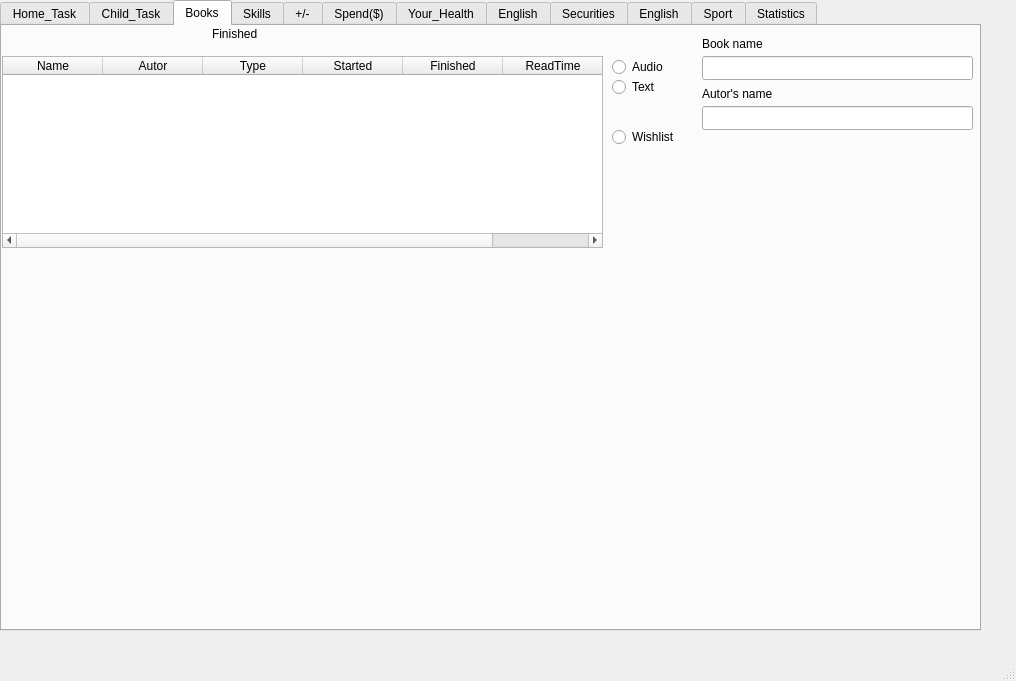
This is ToDoNotes/mainwindow.ui in andreyschelkovo/ToDoNotes as Qt 5 draws it before an edit. The edited form follows.
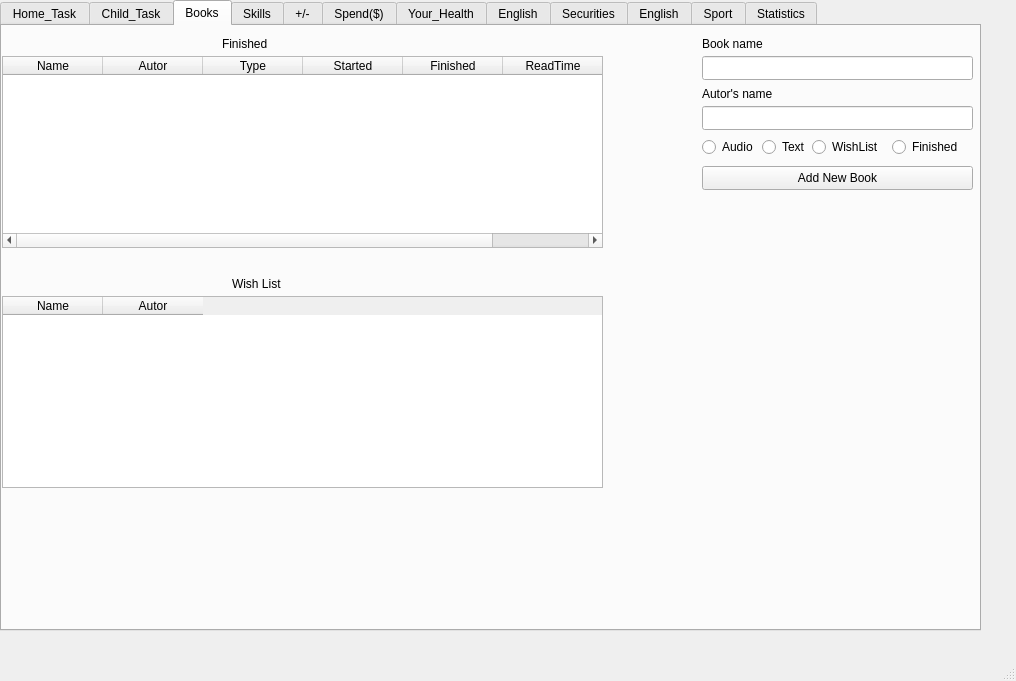
This is the edited form.

Commit message:
start books folder
add new books, type books,wishlist.

```diff
--- a/ToDoNotes/mainwindow.ui
+++ b/ToDoNotes/mainwindow.ui
@@ -313,8 +313,8 @@
      <widget class="QRadioButton" name="radioButton_books_audio">
       <property name="geometry">
        <rect>
-        <x>610</x>
-        <y>30</y>
+        <x>700</x>
+        <y>110</y>
         <width>91</width>
         <height>22</height>
        </rect>
@@ -326,9 +326,9 @@
      <widget class="QRadioButton" name="radioButton_books_text">
       <property name="geometry">
        <rect>
-        <x>610</x>
-        <y>50</y>
-        <width>91</width>
+        <x>760</x>
+        <y>110</y>
+        <width>51</width>
         <height>22</height>
        </rect>
       </property>
@@ -339,8 +339,8 @@
      <widget class="QLabel" name="label_books_finishedList">
       <property name="geometry">
        <rect>
-        <x>210</x>
-        <y>0</y>
+        <x>220</x>
+        <y>10</y>
         <width>49</width>
         <height>16</height>
        </rect>
@@ -395,17 +395,76 @@
        </rect>
       </property>
      </widget>
-     <widget class="QRadioButton" name="radioButton">
+     <widget class="QTableWidget" name="tableWidget_books_wishlist">
       <property name="geometry">
        <rect>
-        <x>610</x>
-        <y>100</y>
-        <width>91</width>
+        <x>0</x>
+        <y>270</y>
+        <width>601</width>
+        <height>192</height>
+       </rect>
+      </property>
+      <column>
+       <property name="text">
+        <string>Name</string>
+       </property>
+      </column>
+      <column>
+       <property name="text">
+        <string>Autor</string>
+       </property>
+      </column>
+     </widget>
+     <widget class="QLabel" name="label_bookswishlist">
+      <property name="geometry">
+       <rect>
+        <x>230</x>
+        <y>250</y>
+        <width>71</width>
+        <height>16</height>
+       </rect>
+      </property>
+      <property name="text">
+       <string>Wish List</string>
+      </property>
+     </widget>
+     <widget class="QRadioButton" name="radioButton_books_wishlist">
+      <property name="geometry">
+       <rect>
+        <x>810</x>
+        <y>110</y>
+        <width>71</width>
         <height>22</height>
        </rect>
       </property>
       <property name="text">
-       <string>Wishlist</string>
+       <string>WishList</string>
+      </property>
+     </widget>
+     <widget class="QRadioButton" name="radioButton_books_fiished">
+      <property name="geometry">
+       <rect>
+        <x>890</x>
+        <y>110</y>
+        <width>71</width>
+        <height>22</height>
+       </rect>
+      </property>
+      <property name="text">
+       <string>Finished</string>
+      </property>
+     </widget>
+     <widget class="QPushButton" name="pushButton_books_addnewbook">
+      <property name="geometry">
+       <rect>
+        <x>700</x>
+        <y>140</y>
+        <width>271</width>
+        <height>24</height>
+       </rect>
+      </property>
+      <property name="text">
+       <string>Add New Book</string>
       </property>
      </widget>
     </widget>
```
Left out of the diff: 4 changed lines with no effect on the pictures. The commit also changes 2 other files.
